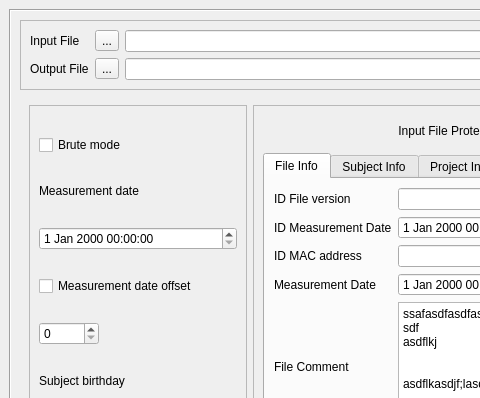
Old version of the form applications/mne_anonymize/mainwindow.ui in the repository mne-tools/mne-cpp; both pictures show x 0 to 480 and y 0 to 398 of the 778 by 814 pixel window.
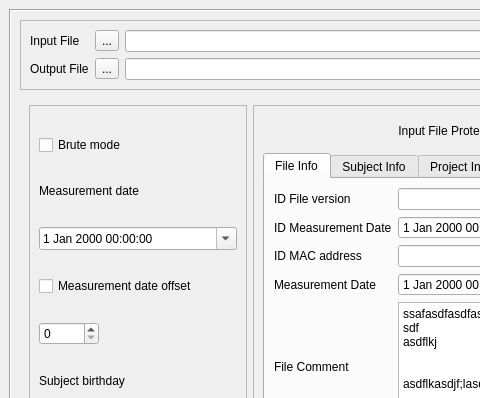
New version of the form.

Commit message: add tooltips as help for the user

```diff
--- a/applications/mne_anonymize/mainwindow.ui
+++ b/applications/mne_anonymize/mainwindow.ui
@@ -237,6 +237,9 @@
                   <verstretch>0</verstretch>
                  </sizepolicy>
                 </property>
+                <property name="calendarPopup">
+                 <bool>true</bool>
+                </property>
                </widget>
               </item>
               <item row="5" column="0">
```
Left out of the diff: 4 changed lines with no effect on the pictures. The commit also changes 2 other files.
